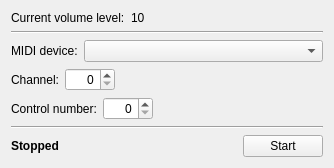
evilshoemaker/MidiTool, file MainWindow.ui: the form before one commit.
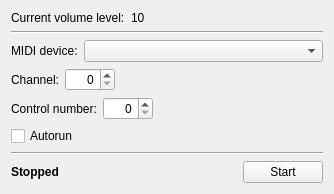
The form after the commit.

```diff
--- a/MainWindow.ui
+++ b/MainWindow.ui
@@ -7,7 +7,7 @@
     <x>0</x>
     <y>0</y>
     <width>334</width>
-    <height>166</height>
+    <height>189</height>
    </rect>
   </property>
   <property name="windowTitle">
@@ -172,6 +172,16 @@
       </item>
      </layout>
     </item>
+    <item>
+     <widget class="QCheckBox" name="autorunCheckBox">
+      <property name="layoutDirection">
+       <enum>Qt::LeftToRight</enum>
+      </property>
+      <property name="text">
+       <string>Autorun</string>
+      </property>
+     </widget>
+    </item>
     <item>
      <widget class="Line" name="line">
       <property name="orientation">
```
